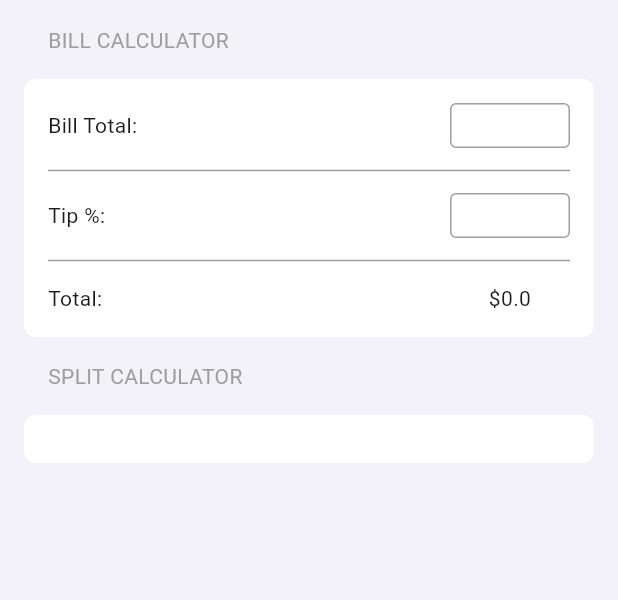
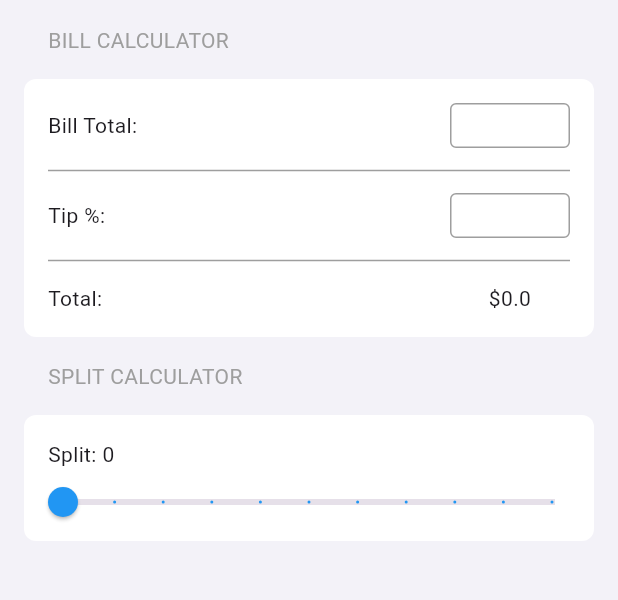
Before and after one commit to abdymazhittoretay/tip_calculator, a Flutter app: the screen it shows after launch, on a phone screen of 412 x 824 dp, the part 59-659 px from its top. Run offline on Flutter 3.47's test engine with Material 3 defaults, Android fonts, the phone set to English and light mode, and no system bars.

Commit message:
added split slider

```diff
--- a/lib/components/split_calculator.dart
+++ b/lib/components/split_calculator.dart
@@ -1,4 +1,4 @@
-// ignore_for_file: prefer_const_constructors
+// ignore_for_file: prefer_const_constructors, prefer_const_literals_to_create_immutables
 
 import 'package:flutter/material.dart';
 
@@ -10,6 +10,8 @@ class SplitCalculator extends StatefulWidget {
 }
 
 class _SplitCalculatorState extends State<SplitCalculator> {
+  double _currentSliderValue = 0;
+
   @override
   Widget build(BuildContext context) {
     return Container(
@@ -17,6 +19,32 @@ class _SplitCalculatorState extends State<SplitCalculator> {
           color: Colors.white, borderRadius: BorderRadius.circular(8.0)),
       margin: EdgeInsets.all(16.0),
       padding: EdgeInsets.all(16.0),
+      child: Column(
+        mainAxisAlignment: MainAxisAlignment.start,
+        crossAxisAlignment: CrossAxisAlignment.start,
+        children: [
+          Text(
+            "Split: ${_currentSliderValue.round()}",
+          ),
+          SizedBox(
+            height: 12.0,
+          ),
+          Slider(
+            thumbColor: Colors.blue,
+            activeColor: Colors.blue,
+            inactiveColor: Colors.grey[30],
+            label: _currentSliderValue.round().toString(),
+            max: 10,
+            divisions: 10,
+            value: _currentSliderValue,
+            onChanged: (value) {
+              setState(() {
+                _currentSliderValue = value;
+              });
+            },
+          ),
+        ],
+      ),
     );
   }
 }
--- a/lib/main.dart
+++ b/lib/main.dart
@@ -21,7 +21,11 @@ class MyApp extends StatelessWidget {
             selectionColor: Colors.blue[100],
             selectionHandleColor: Colors.blue,
           ),
-      ),
+          sliderTheme: SliderThemeData(
+            overlayShape: SliderComponentShape
+                .noOverlay, // Remove any overlay shape if you want
+            trackShape: RectangularSliderTrackShape(),
+          )),
       home: HomePage(),
     );
   }
```
Lines whose indentation alone changed are shown as unchanged.
